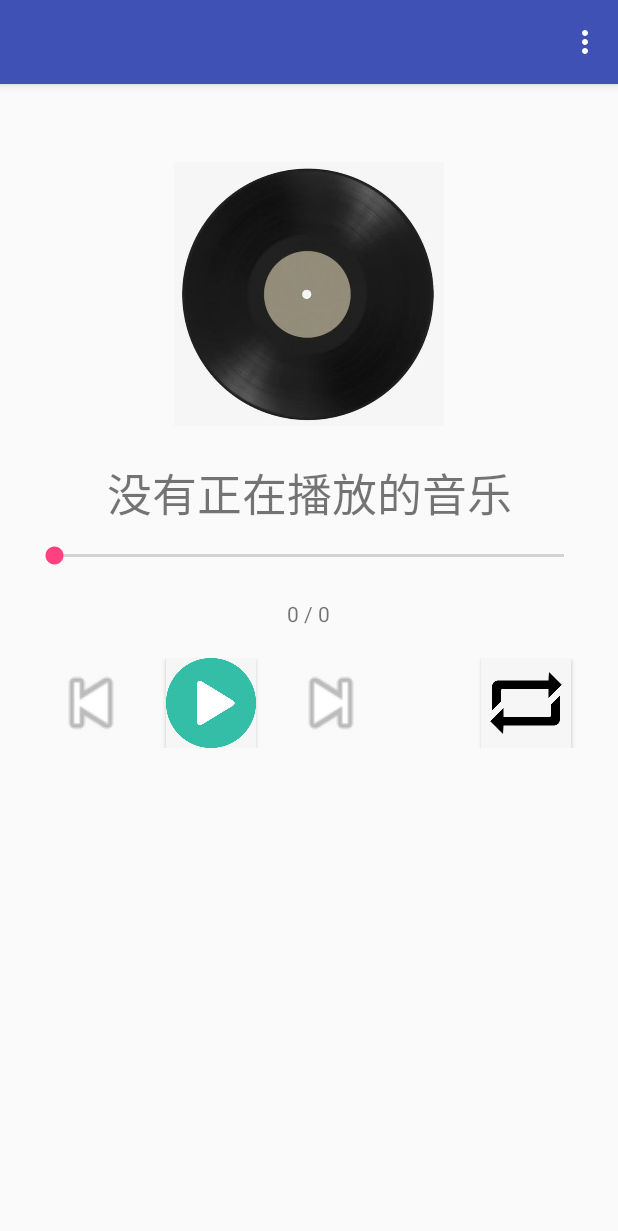
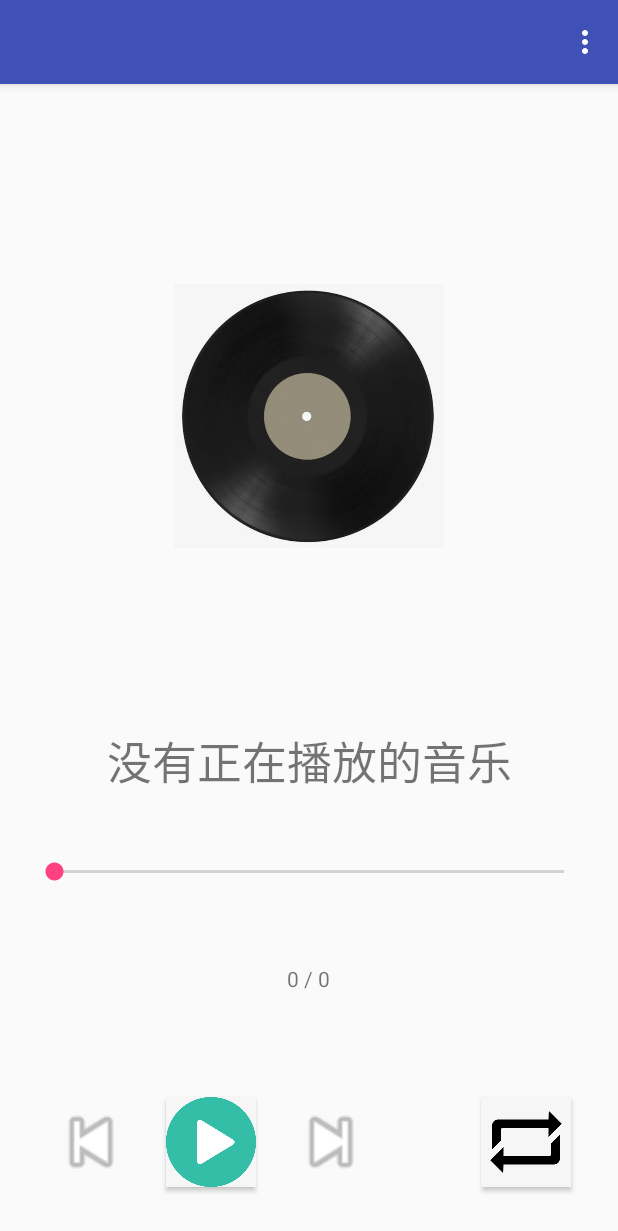
Before and after one commit to Xiaoyaosouth/Android_MyMusicApp, an Android app: the screen it shows after launch (PlayerActivity), in the options menu, after a tap on "播放界面", on a phone screen of 412 x 824 dp. Shown: the top 1231 px of the screen. Run offline under Robolectric (Android 15) with nearby library versions, the phone set to English and light mode, and no system bars; libraries missing offline, so code that uses them is left out: org.litepal, org.litepal.crud; 5 statements that could not run were skipped.

Commit message:
修改布局，添加收藏功（未有收藏列表界面）

```diff
--- a/app/src/main/java/com/xiaoyao/mymusicapp/activity/BaseActivity.java
+++ b/app/src/main/java/com/xiaoyao/mymusicapp/activity/BaseActivity.java
@@ -1,6 +1,7 @@
 package com.xiaoyao.mymusicapp.activity;
 
 import android.Manifest;
+import android.app.Activity;
 import android.content.*;
 import android.content.pm.PackageManager;
 import android.os.*;
@@ -22,44 +23,6 @@ import com.xiaoyao.mymusicapp.service.MyMusicService;
 public class BaseActivity extends AppCompatActivity {
     private IntentFilter intentFilter;
     public ExitBroadcastReceiver exitBroadcastReceiver;
-    public boolean isPermissed; // 记录授权状态
-
-    /**
-     * 获取读取SD卡权限
-     */
-    public boolean getPermission(){
-        //判断Android版本是否大于23
-        if (Build.VERSION.SDK_INT >= Build.VERSION_CODES.M) {
-            int checkPermission = ContextCompat.checkSelfPermission(this,
-                    Manifest.permission.READ_EXTERNAL_STORAGE);
-            if (checkPermission != PackageManager.PERMISSION_GRANTED) {
-                ActivityCompat.requestPermissions(this,
-                        new String[]{Manifest.permission.READ_EXTERNAL_STORAGE}, 1);
-                // 处理后检查
-                if (isPermissed == true){
-                    return true;
-                }
-            }
-        }
-        return false;
-    }
-
-    @Override
-    public void onRequestPermissionsResult(int requestCode, @NonNull String[] permissions, @NonNull int[] grantResults) {
-        switch (requestCode){
-            case 1:
-                if(grantResults.length > 0 && grantResults[0] == PackageManager.PERMISSION_GRANTED){
-                    Toast.makeText(this,"授权成功",Toast.LENGTH_LONG).show();
-                    isPermissed = true;
-                }else{
-                    Toast.makeText(this,"【错误】用户取消授权",Toast.LENGTH_LONG).show();
-                    isPermissed = false;
-                }
-                break;
-            default:
-                break;
-        }
-    }
 
     /**
      * 内部类：广播接收器。用于调用finish()
@@ -182,4 +145,32 @@ public class BaseActivity extends AppCompatActivity {
             Log.d("SharedPreferences", "保存音乐状态");
         }catch (Exception e){ e.printStackTrace(); }
     }
+
+    /**
+     * 获取读取SD卡权限
+     */
+    public boolean getReadStoragePermission(Activity activity){
+        int checkPermission = ContextCompat.checkSelfPermission(activity,
+                Manifest.permission.READ_EXTERNAL_STORAGE);
+        if (checkPermission != PackageManager.PERMISSION_GRANTED) {
+            ActivityCompat.requestPermissions(activity,
+                    new String[]{Manifest.permission.READ_EXTERNAL_STORAGE}, 1);
+        }
+        return false;
+    }
+
+    @Override
+    public void onRequestPermissionsResult(int requestCode, @NonNull String[] permissions, @NonNull int[] grantResults) {
+        switch (requestCode){
+            case 1:
+                if(grantResults.length > 0 && grantResults[0] == PackageManager.PERMISSION_GRANTED){
+                    Toast.makeText(this,"授权成功",Toast.LENGTH_LONG).show();
+                }else{
+                    Toast.makeText(this,"【错误】用户取消授权",Toast.LENGTH_LONG).show();
+                }
+                break;
+            default:
+                break;
+        }
+    }
 }
--- a/app/src/main/java/com/xiaoyao/mymusicapp/activity/MusicListActivity.java
+++ b/app/src/main/java/com/xiaoyao/mymusicapp/activity/MusicListActivity.java
@@ -31,7 +31,6 @@ public class MusicListActivity extends BaseActivity {
         super.onStart();
         Log.d("MusicListActivity", "onStart()");
         this.refreshMusicList();
-        getPermission();
     }
 
     @Override
--- a/app/src/main/java/com/xiaoyao/mymusicapp/activity/PlayerActivity.java
+++ b/app/src/main/java/com/xiaoyao/mymusicapp/activity/PlayerActivity.java
@@ -34,6 +34,7 @@ public class PlayerActivity extends BaseActivity {
                             updateTotalMusicTime();
                             updatePlayButtonBackground();
                             updateSeekBar();
+                            updateLoopBackground();
                         }
                     }catch (Exception e){ e.printStackTrace(); }
                     sendEmptyMessageDelayed(STARTHANDLER, 1000); // 若已触发则定时1000毫秒执行
@@ -45,14 +46,12 @@ public class PlayerActivity extends BaseActivity {
     @Override
     protected void onCreate(Bundle savedInstanceState) {
         super.onCreate(savedInstanceState);
-        setContentView(R.layout.activity_main);
+        setContentView(R.layout.activity_player);
 
         this.registBroadcastReceiver(); // 注册广播接收器
         Intent bindIntent = new Intent(PlayerActivity.this, MyMusicService.class);
         bindService(bindIntent, myMusicConnection, this.BIND_AUTO_CREATE);
         initComp();
-
-        isPermissed = getPermission(); // 获取SD卡读写权限
     }
 
 
@@ -265,6 +264,17 @@ public class PlayerActivity extends BaseActivity {
         }
     }
 
+    // 更新循环图
+    private void updateLoopBackground(){
+        if (myMusicBinder != null){
+            if (myMusicBinder.isLooping()){
+                loop.setBackgroundResource(R.drawable.isloop);
+            }else{
+                loop.setBackgroundResource(R.drawable.loop);
+            }
+        }
+    }
+
     /**
      * 实现按返回键不销毁活动
      * @param keyCode
--- a/app/src/main/java/com/xiaoyao/mymusicapp/activity/StartActivity.java
+++ b/app/src/main/java/com/xiaoyao/mymusicapp/activity/StartActivity.java
@@ -1,16 +1,13 @@
 package com.xiaoyao.mymusicapp.activity;
 
-import android.content.Intent;
-import android.os.Handler;
-import android.os.Message;
-import android.support.v7.app.AppCompatActivity;
-import android.os.Bundle;
-import android.util.Log;
+import android.content.*;
+import android.os.*;
+import android.util.*;
 
 import com.xiaoyao.mymusicapp.R;
 import com.xiaoyao.mymusicapp.service.MyMusicService;
 
-public class StartActivity extends AppCompatActivity {
+public class StartActivity extends BaseActivity {
 
     private final int START_DURATION = 1;
     private final int FINISH_ACTIVITY = 2;
@@ -37,13 +34,14 @@ public class StartActivity extends AppCompatActivity {
     protected void onCreate(Bundle savedInstanceState) {
         super.onCreate(savedInstanceState);
         setContentView(R.layout.activity_start);
+        getReadStoragePermission(this);
         Log.d("初始界面", "onCreate() end");
     }
 
     @Override
     protected void onStart(){
         super.onStart();
-        Intent startServiceIntent = new Intent(getApplicationContext(), MyMusicService.class);
+        Intent startServiceIntent = new Intent(this, MyMusicService.class);
         startService(startServiceIntent);
         handler.sendEmptyMessage(START_DURATION); // 开启计时器
         Log.d("初始界面", "onStart() end");
--- a/app/src/main/java/com/xiaoyao/mymusicapp/utils/MusicUtils.java
+++ b/app/src/main/java/com/xiaoyao/mymusicapp/utils/MusicUtils.java
@@ -15,9 +15,7 @@ public class MusicUtils {
 
     /**
      * 从音乐文件列表获取音乐信息
-     * MediaMetadataRetriever类
-     * 解析媒体文件、获取媒体文件中取得帧和元数据
-     * （视频/音频包含的标题、格式、艺术家等信息）
+     * MediaMetadataRetriever类，解析媒体文件、获取媒体文件中取得帧和元数据（视频/音频包含的标题、格式、艺术家等信息）
      * @return 返回MusicPojo类的List
      */
     public List<MusicPojo> getMusicPojoList(List<File> fileList){
@@ -26,7 +24,9 @@ public class MusicUtils {
         MediaMetadataRetriever mmr = new MediaMetadataRetriever();
         for (int i = 0; i < fileList.size(); i++) {
             musicPojo = new MusicPojo();
+            // 设置文件名
             musicPojo.setMusicName(fileList.get(i).getName());
+            // 设置文件路径
             musicPojo.setMusicPath(fileList.get(i).getPath());
             // 设置数据源
             mmr.setDataSource(fileList.get(i).getPath());
@@ -35,38 +35,16 @@ public class MusicUtils {
             // 设置艺术家
             String artist = mmr.extractMetadata(MediaMetadataRetriever.METADATA_KEY_ARTIST);
             musicPojo.setMusicArtist(artist);
-            // 设置播放时长（单位毫秒）
+            // 设置播放时长，单位毫秒
             String duration = mmr.extractMetadata(MediaMetadataRetriever.METADATA_KEY_DURATION);
             musicPojo.setMusicDuration(Integer.parseInt(duration));
+            // 设置是否收藏，默认否
+            musicPojo.setLove(false);
 
             musicPojoList.add(musicPojo);
         }
         return musicPojoList;
     }
-
-    /**
-     * 从文件获取音乐信息
-     * @param target 目标文件
-     * @return 返回MusicPojo类对象
-    public MusicPojo getMusicInfo(File target){
-        MediaMetadataRetriever mmr = new MediaMetadataRetriever();
-        MusicPojo mpj = new MusicPojo();
-        mpj.setFileName(target.getName());
-        mpj.setFilePath(target.getPath());
-        // 设置数据源
-        mmr.setDataSource(target.getPath());
-        // 设置标题
-        String title = mmr.extractMetadata(MediaMetadataRetriever.METADATA_KEY_TITLE);
-        mpj.setMusicTitle(title);
-        // 设置艺术家
-        String artist = mmr.extractMetadata(MediaMetadataRetriever.METADATA_KEY_ARTIST);
-        mpj.setMusicSinger(artist);
-        // 设置播放时长（单位毫秒）
-        String duration = mmr.extractMetadata(MediaMetadataRetriever.METADATA_KEY_DURATION);
-        mpj.setMusicDuration(Integer.parseInt(duration));
-        return mpj;
-    }
-    */
 
     /**
      * 保存音乐列表到数据库
@@ -85,8 +63,9 @@ public class MusicUtils {
             for (int i = 0; i < musicPojoList.size(); i++) {
                 // 如果新文件在数据库中不存在，则添加
                 String tempPath = musicPojoList.get(i).getMusicPath();
-                // 查询。若修改了MuiscPojo则这里也要改。
-                MusicPojo tempMPJ = DataSupport.select("id", "musicName", "musicPath")
+                // 查询。若修改了MusicPojo则这里也要改。
+                MusicPojo tempMPJ = DataSupport.select
+                        ("id", "musicName", "musicPath", "isLove")
                         .where("musicPath = ?", tempPath)
                         .findFirst(MusicPojo.class);
                 if (tempMPJ != null) {
@@ -106,7 +85,7 @@ public class MusicUtils {
     public static List<MusicPojo> loadMusicList(){
         List<MusicPojo> musicPojoList = DataSupport.findAll(MusicPojo.class);
         if (musicPojoList.isEmpty()){
-            Log.d("MusicUtils", "【错误】从数据库获得的音乐列表为空");
+            Log.d("音乐工具类", "【错误】从数据库获得的音乐列表为空");
         }
         Log.d("音乐工具类", "从数据库读取音乐列表成功");
         return musicPojoList;
--- a/app/src/main/res/layout/activity_main.xml
+++ b/app/src/main/res/layout/activity_player.xml
@@ -11,7 +11,8 @@
         android:layout_height="180dp"
         android:src="@drawable/disk"
         android:layout_gravity="center"
-        android:layout_marginTop="50dp"/>
+        android:layout_marginTop="50dp"
+        android:layout_weight="5"/>
     <TextView
         android:layout_width="match_parent"
         android:layout_height="wrap_content"
@@ -19,7 +20,8 @@
         android:id="@+id/currentMusicName"
         android:gravity="center"
         android:layout_marginTop="20dp"
-        android:textSize="30dp"/>
+        android:textSize="30dp"
+        android:layout_weight="1"/>
 
     <SeekBar
         android:layout_width="match_parent"
@@ -27,14 +29,16 @@
         android:layout_marginTop="10dp"
         android:layout_marginLeft="20dp"
         android:layout_marginRight="20dp"
-        android:id="@+id/seekBar" />
+        android:id="@+id/seekBar"
+        android:layout_weight="1"/>
 
     <LinearLayout
         android:layout_width="match_parent"
         android:layout_height="wrap_content"
         android:orientation="horizontal"
         android:gravity="center"
-        android:layout_marginTop="20dp">
+        android:layout_marginTop="20dp"
+        android:layout_weight="1">
         <TextView
         android:layout_width="wrap_content"
         android:layout_height="wrap_content"
@@ -55,7 +59,8 @@
         android:layout_width="match_parent"
         android:layout_height="wrap_content"
         android:gravity="center"
-        android:layout_marginTop="20dp">
+        android:layout_marginTop="20dp"
+        android:layout_weight="2" >
         <Button
             android:id="@+id/prevMusic"
             android:layout_width="60dp"
@@ -78,6 +83,6 @@
             android:layout_width="60dp"
             android:layout_height="60dp"
             android:background="@drawable/loop"
-            android:layout_marginLeft="70dp"/>
+            android:layout_marginLeft="70dp" />
     </LinearLayout>
 </LinearLayout>
```
Also changed, not shown: app/src/main/java/com/xiaoyao/mymusicapp/MusicAdapter.java (+39 -6 lines), app/src/main/java/com/xiaoyao/mymusicapp/pojo/MusicPojo.java (+9 -0 lines), app/src/main/java/com/xiaoyao/mymusicapp/service/MyMusicService.java (+9 -0 lines), app/src/main/res/layout/music_item.xml (+11 -4 lines).
